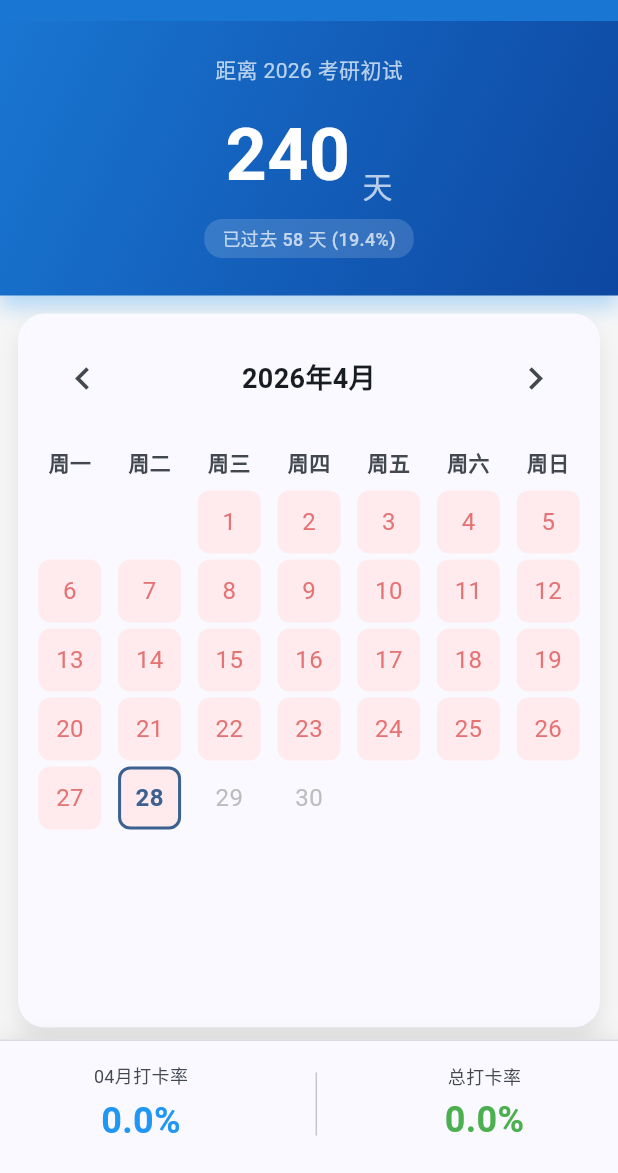
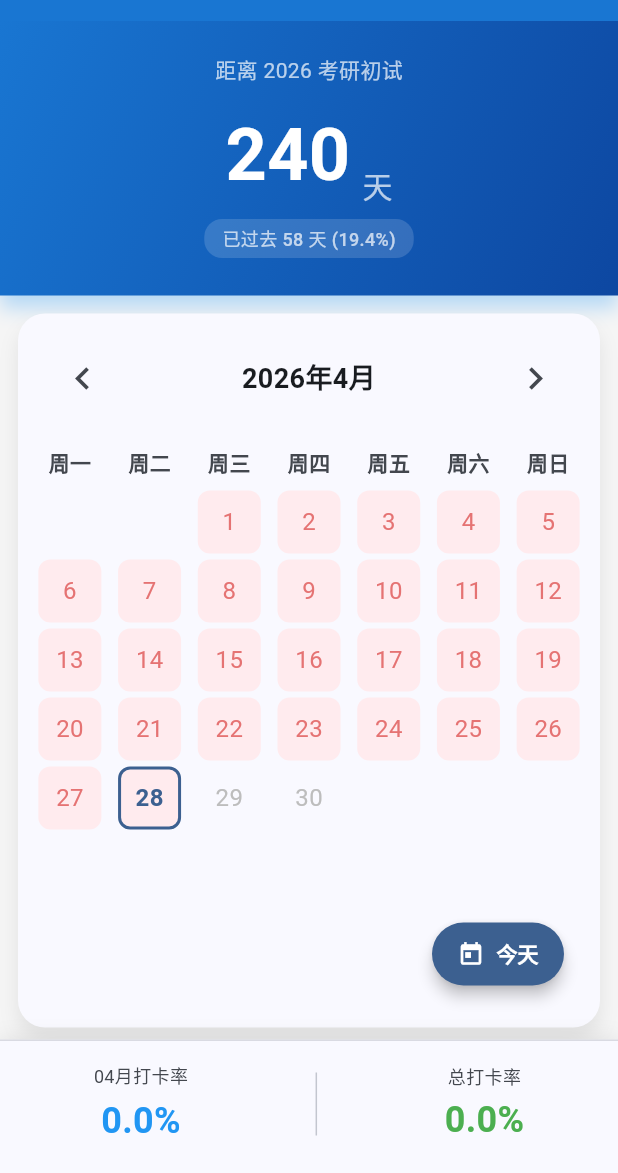
Before and after one commit to wangbaoquan1098/gradcheckin, a Flutter app: the screen it shows after launch, on a phone screen of 412 x 824 dp, the part 63-1236 px from its top. Run offline on Flutter 3.47's test engine with Material 3 defaults, Android fonts, the phone set to English and light mode, and no system bars; drawn by our look-alikes of table_calendar; our stand-ins replace file_picker, permission_handler, shared_preferences, sqflite; accounts and stored records are empty.

Commit message:
Add calendar today shortcut

```diff
--- a/lib/screens/home/home_screen.dart
+++ b/lib/screens/home/home_screen.dart
@@ -57,6 +57,21 @@ class _HomeScreenState extends State<HomeScreen> {
     final today = DateTime(now.year, now.month, now.day);
     final checkDate = DateTime(day.year, day.month, day.day);
     return checkDate.isAfter(today);
+  }
+
+  DateTime _dateOnly(DateTime date) {
+    return DateTime(date.year, date.month, date.day);
+  }
+
+  DateTime _getTodayInRange() {
+    final today = _dateOnly(DateTime.now());
+    if (today.isBefore(AppDates.checkinStartDate)) {
+      return AppDates.checkinStartDate;
+    }
+    if (today.isAfter(AppDates.checkinEndDate)) {
+      return AppDates.checkinEndDate;
+    }
+    return today;
   }
 
   @override
@@ -208,7 +223,9 @@ class _HomeScreenState extends State<HomeScreen> {
               ),
             ],
           ),
-          child: TableCalendar(
+          child: Stack(
+            children: [
+              TableCalendar(
                 firstDay: AppDates.checkinStartDate,
                 lastDay: AppDates.checkinEndDate,
                 focusedDay: _focusedDay,
@@ -333,9 +350,63 @@ class _HomeScreenState extends State<HomeScreen> {
                 ),
                 weekNumbersVisible: true,
               ),
+              Positioned(
+                right: 16,
+                bottom: 18,
+                child: _buildTodayButton(provider),
+              ),
+            ],
+          ),
         );
       },
     );
+  }
+
+  Widget _buildTodayButton(CheckinProvider provider) {
+    final theme = Theme.of(context);
+    final colorScheme = theme.colorScheme;
+    final isDark = theme.brightness == Brightness.dark;
+
+    return Material(
+      color: Colors.transparent,
+      elevation: isDark ? 0 : 4,
+      borderRadius: BorderRadius.circular(22),
+      child: FilledButton.icon(
+        onPressed: () => _jumpToToday(provider),
+        icon: const Icon(Icons.today, size: 18),
+        label: const Text('今天'),
+        style: FilledButton.styleFrom(
+          backgroundColor: isDark
+              ? AppColors.darkSurfaceElevated
+              : colorScheme.primary,
+          foregroundColor: isDark ? colorScheme.primary : colorScheme.onPrimary,
+          minimumSize: const Size(88, 42),
+          padding: const EdgeInsets.symmetric(horizontal: 14),
+          tapTargetSize: MaterialTapTargetSize.shrinkWrap,
+          textStyle: const TextStyle(fontSize: 14, fontWeight: FontWeight.w600),
+          side: isDark
+              ? BorderSide(color: colorScheme.primary, width: 1.5)
+              : BorderSide.none,
+          shape: RoundedRectangleBorder(
+            borderRadius: BorderRadius.circular(22),
+          ),
+          shadowColor: colorScheme.shadow.withValues(alpha: 0.24),
+        ),
+      ),
+    );
+  }
+
+  void _jumpToToday(CheckinProvider provider) {
+    final today = _getTodayInRange();
+
+    setState(() {
+      _focusedDay = today;
+      _selectedDay = today;
+      _currentMonth = today.month;
+      _currentYear = today.year;
+    });
+
+    provider.loadMonthCheckins(today.year, today.month);
   }
 
   Widget _buildDayCell(
```
Lines whose indentation alone changed are shown as unchanged.
